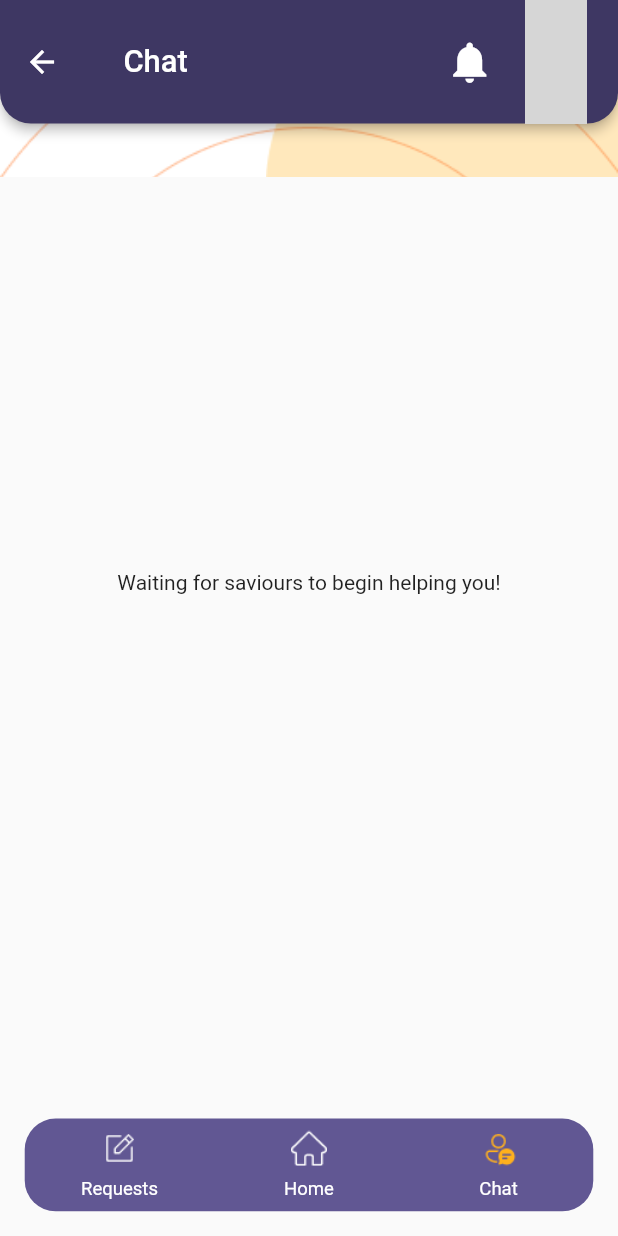
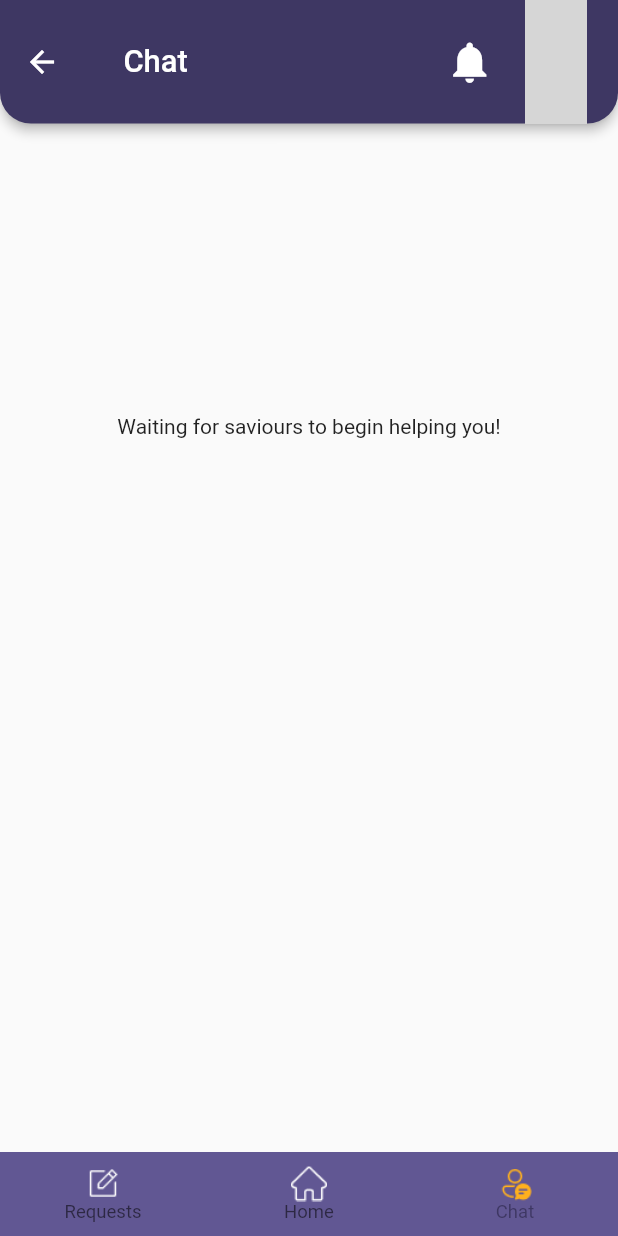
Before and after one commit to Rushour-Technologies/insudocs, a Flutter app: the MainPage screen opened by its route, item 3 of the bottom bar chosen, on a phone screen of 412 x 824 dp. Run offline on Flutter 3.47's test engine with Material 2 defaults, Android fonts, the light colour scheme and no system bars; drawn by our look-alikes of custom_navigation_bar; our stand-ins replace carousel_slider, cloud_firestore, dropdown_button2, file_picker, firebase_auth, firebase_core and 15 more; missing offline and left inert: age_calculator, dart:html, dart:js_util, flutter_downloader, flutter_firebase_chat_core; accounts and stored records are empty; generated files the repository leaves out were written again; network calls fail; Roboto replaces fonts that are missing (DM Sans); project files that could hold a hidden picture were left out; grey boxes are pictures that could not be loaded.

Commit message:
error solved but ui messed

```diff
--- a/insudocsapp/lib/screens/main_page.dart
+++ b/insudocsapp/lib/screens/main_page.dart
@@ -17,41 +17,33 @@ class MainPage extends StatefulWidget {
   final int tabIndex;
 
   @override
-  State<MainPage> createState() => _StudentMainPageState();
+  State<MainPage> createState() => _MainPageState();
 }
 
-class _StudentMainPageState extends State<MainPage>
-    with TickerProviderStateMixin {
+class _MainPageState extends State<MainPage> with TickerProviderStateMixin {
   final GlobalKey<ScaffoldState> scaffoldKey = GlobalKey<ScaffoldState>();
 
-  var _bottomNavIndex = 1;
-  late List<StatefulWidget> bodies;
-  late TabController _tabController;
+  late final PageController _pageController = PageController(
+    initialPage: widget.tabIndex,
+  );
+
+  bool isMounted = false;
 
   List<String> tabNames = ['Requests', 'Home', 'Chat'];
 
   @override
   void initState() {
+    // TODO: implement initState
     super.initState();
-    _bottomNavIndex = widget.tabIndex;
-    _tabController = TabController(
-      animationDuration: const Duration(milliseconds: 0),
-      initialIndex: widget.tabIndex,
-      length: 3,
-      vsync: this,
-    );
-    _tabController.addListener(
-      () {
-        if (_tabController.previousIndex != _tabController.index) {
+    WidgetsBinding.instance.addPostFrameCallback((timeStamp) {
+      isMounted = true;
       setState(() {});
-        }
-      },
-    );
+    });
   }
 
   @override
   void dispose() {
-    _tabController.dispose();
+    _pageController.dispose();
     super.dispose();
   }
 
@@ -86,7 +78,7 @@ class _StudentMainPageState extends State<MainPage>
         //   parentSet: setState,
         // ),
         title: Text(
-          tabNames[_tabController.index],
+          isMounted ? tabNames[_pageController.page!.round()] : "",
           style: TextStyle(
             fontFamily: "DM Sans",
             color: Colors.white,
@@ -95,40 +87,17 @@ class _StudentMainPageState extends State<MainPage>
         ),
         profilePicture: true,
       ),
-      floatingActionButtonLocation: FloatingActionButtonLocation.centerDocked,
-      floatingActionButton: Padding(
-        padding: EdgeInsets.fromLTRB(
-          screenWidth * 0.04,
-          0,
-          screenWidth * 0.04,
-          screenHeight * 0.01,
-        ),
-        child: Column(
-          mainAxisAlignment: MainAxisAlignment.end,
-          crossAxisAlignment: CrossAxisAlignment.end,
-          children: [
-            Padding(
-              padding: EdgeInsets.only(bottom: screenHeight * 0.01),
-              child: SizedBox(
-                height: screenHeight * 0.075,
-                child: CustomNavigationBar(
-                  selectedColor: COLOR_THEME['bottomNavigationSelected'],
-                  currentIndex: _bottomNavIndex,
+      bottomNavigationBar: BottomNavigationBar(
+          currentIndex: isMounted ? _pageController.page!.round() : 1,
           backgroundColor: COLOR_THEME['bottomNavigation']!,
+          selectedLabelStyle: navigationStyle,
+          unselectedLabelStyle: navigationStyle,
           elevation: 0,
-                  borderRadius: Radius.circular(screenWidth / 20),
           items: tabNames
               .map(
-                        (tabName) => CustomNavigationBarItem(
-                          selectedTitle: Text(
-                            tabName,
-                            style: navigationStyle,
-                          ),
-                          title: Text(
-                            tabName,
-                            style: navigationStyle,
-                          ),
-                          selectedIcon: ImageIcon(
+                (tabName) => BottomNavigationBarItem(
+                  label: tabName,
+                  activeIcon: ImageIcon(
                     AssetImage(
                         "$BOTTOM_NAVIGATION_IMAGE_DIRECTORY/${tabName.toLowerCase()}.png"),
                     color: COLOR_THEME['bottomNavigationSelected'],
@@ -141,36 +110,22 @@ class _StudentMainPageState extends State<MainPage>
                 ),
               )
               .toList(),
-                  onTap: (index) => setState(
-                    () {
-                      _bottomNavIndex = index;
-                      _tabController.index = index;
-                    },
-                  ),
+          onTap: (index) {
+            print("adsadasd");
+            _pageController.jumpToPage(index);
+            print("${_pageController.page} , $index");
+
+            setState(
+              () {},
+            );
+          }
           //other params
           ),
-              ),
-            ),
-          ],
-        ),
-      ),
-      body: Stack(
+      body: PageView(
+        // viewportFraction: 0.9,
+        controller: _pageController,
+        physics: const NeverScrollableScrollPhysics(),
         children: [
-          const BigOneSmallOneBG(),
-          Positioned(
-            top: screenHeight / 7,
-            left: 0,
-            width: tempDimensions[0] > tempDimensions[1]
-                ? tempDimensions[1]
-                : tempDimensions[0],
-            height: tempDimensions[0] > tempDimensions[1]
-                ? tempDimensions[0]
-                : tempDimensions[1] * 0.9,
-            child: TabBarView(
-              // viewportFraction: 0.9,
-              controller: _tabController,
-              physics: const NeverScrollableScrollPhysics(),
-              children: const [
           // Put FIVE pages in the tab bar view
           RequestsPage(),
           HomePage(),
@@ -180,9 +135,6 @@ class _StudentMainPageState extends State<MainPage>
           // NoItemsInTab(text: "4"),
         ],
       ),
-          ),
-        ],
-      ),
     );
   }
 }
--- a/insudocsapp/lib/screens/requests_tab/requests_page.dart
+++ b/insudocsapp/lib/screens/requests_tab/requests_page.dart
@@ -33,7 +33,7 @@ class _RequestsPageState extends State<RequestsPage> {
       floatingActionButtonLocation: FloatingActionButtonLocation.miniEndFloat,
       floatingActionButton: Padding(
         padding: EdgeInsets.only(
-            right: screenWidth * 0.03, bottom: screenHeight * 0.15),
+            right: screenWidth * 0.03, bottom: screenHeight * 0.015),
         child: FloatingActionButton.extended(
           onPressed: () {
             Navigator.of(context).push(
```
Lines whose indentation alone changed are shown as unchanged.
